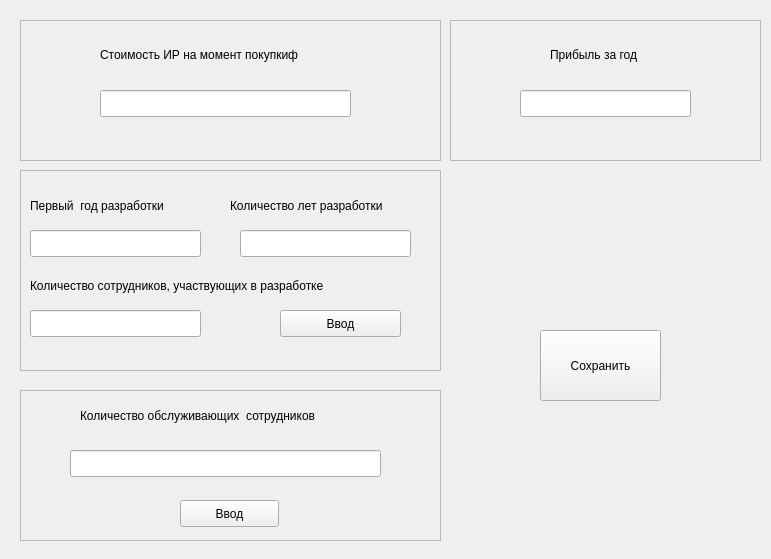
Old version of the form formir.ui in the repository Factotum8/OKOIB_1.
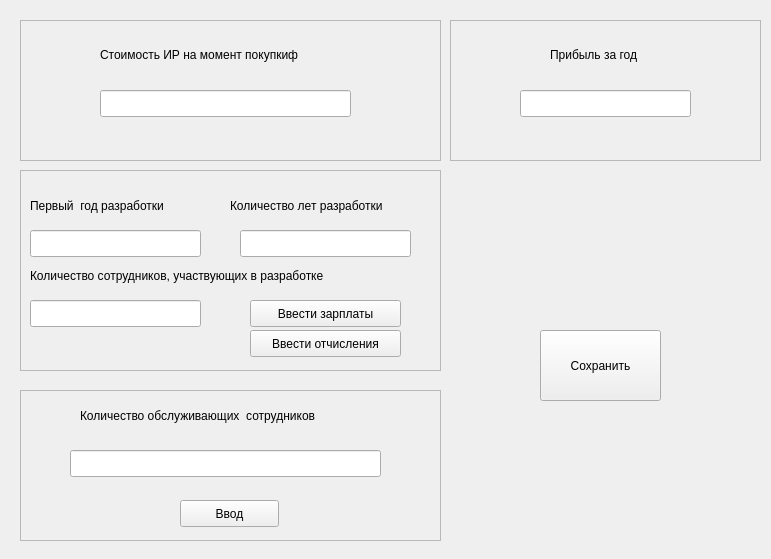
New version of the form.

What changed in the file:
```diff
--- a/formir.ui
+++ b/formir.ui
@@ -109,7 +109,7 @@
     <property name="geometry">
      <rect>
       <x>10</x>
-      <y>100</y>
+      <y>90</y>
       <width>381</width>
       <height>31</height>
      </rect>
@@ -124,14 +124,14 @@
    <widget class="QPushButton" name="TableDev">
     <property name="geometry">
      <rect>
-      <x>260</x>
-      <y>140</y>
-      <width>121</width>
+      <x>230</x>
+      <y>130</y>
+      <width>151</width>
       <height>27</height>
      </rect>
     </property>
     <property name="text">
-     <string>Ввод</string>
+     <string>Ввести зарплаты</string>
     </property>
    </widget>
    <widget class="QLineEdit" name="textEditFirstYearDev">
@@ -158,12 +158,25 @@
     <property name="geometry">
      <rect>
       <x>10</x>
-      <y>140</y>
+      <y>130</y>
       <width>171</width>
       <height>27</height>
      </rect>
     </property>
    </widget>
+   <widget class="QPushButton" name="ButtTaxDev">
+    <property name="geometry">
+     <rect>
+      <x>230</x>
+      <y>160</y>
+      <width>151</width>
+      <height>27</height>
+     </rect>
+    </property>
+    <property name="text">
+     <string>Ввести отчисления</string>
+    </property>
+   </widget>
   </widget>
   <widget class="QFrame" name="frameMantain">
    <property name="geometry">
```
